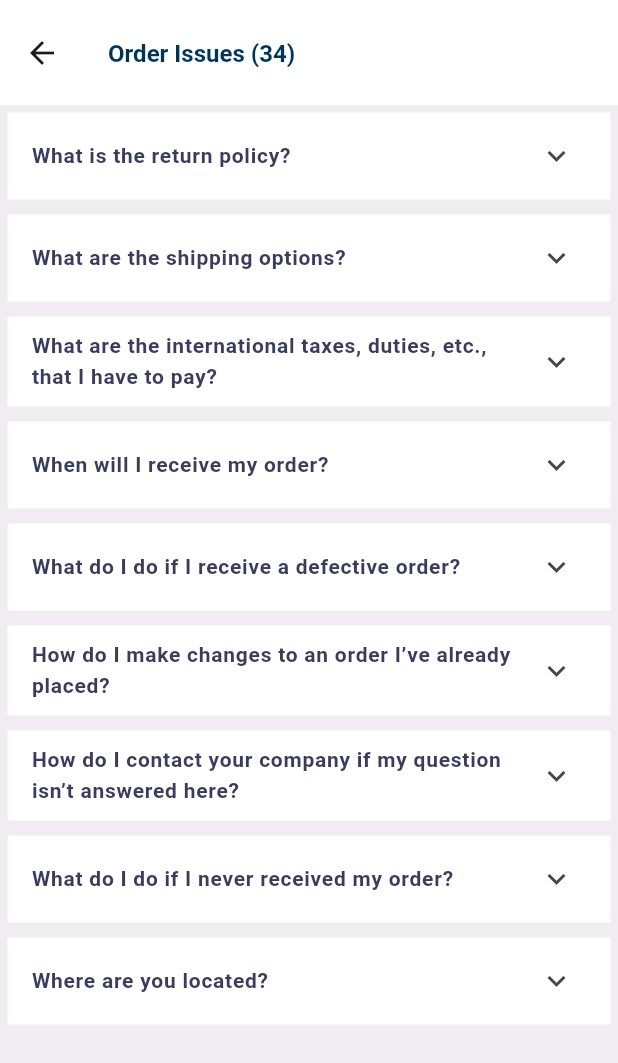
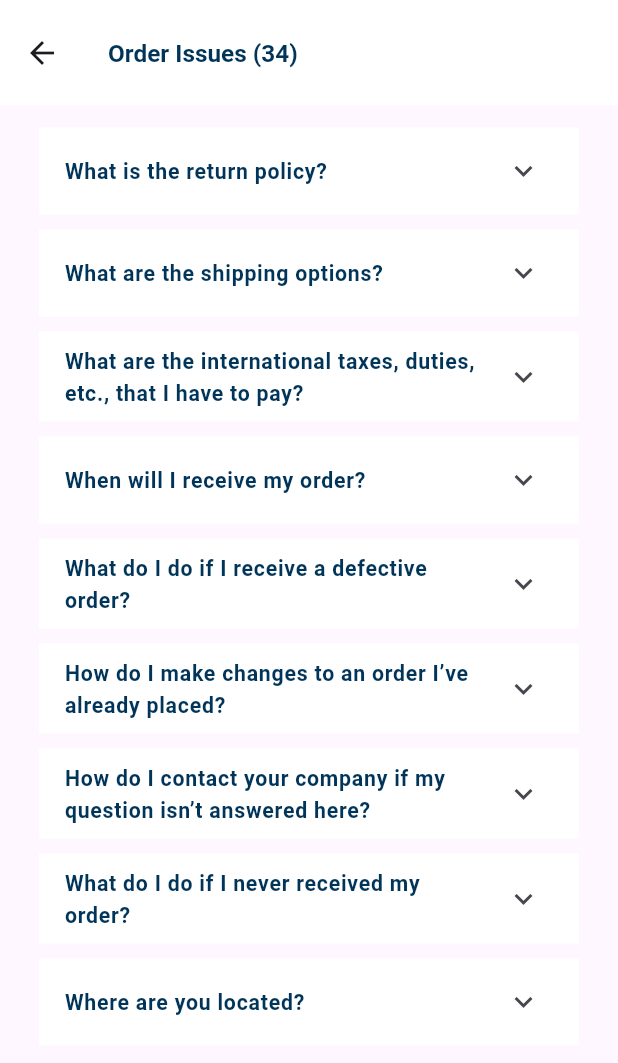
Before and after one commit to swornika-maharjan/dallo_task, a Flutter app: the FaqsScreen screen opened directly, after a tap on "Order Issues (34)", on a phone screen of 412 x 824 dp. Shown: the top 1063 px of the screen. Run offline on Flutter 3.47's test engine with Material 3 defaults, Android fonts, the phone set to English and light mode, and no system bars; our stand-ins replace cached_network_image, carousel_slider, fl_chart, flutter_form_builder, flutter_screenutil, flutter_svg and 5 more; missing offline and left inert: flutter_network_library; accounts and stored records are empty; Roboto replaces fonts that are missing (Manrope).

Commit message:
faqs screen code

```diff
--- a/lib/main.dart
+++ b/lib/main.dart
@@ -4,7 +4,7 @@ import 'package:flutter/material.dart';
 import 'package:flutter/services.dart';
 import 'package:flutter_network_library/data_provider.dart';
 import 'package:flutter_screenutil/flutter_screenutil.dart';
-import 'package:flutterproject/medicalbook/screens/vacancy_screen.dart';
+import 'package:flutterproject/medicalbook/screens/faqs_screen.dart';
 import 'package:get/get_navigation/src/root/get_material_app.dart';
 import 'package:shared_preferences/shared_preferences.dart';
 
@@ -59,7 +59,7 @@ class MyApp extends StatelessWidget {
       theme: ThemeData(
         colorScheme: ColorScheme.fromSeed(seedColor: Colors.deepPurple),
       ),
-      home: VacancyScreen(),
+      home: FaqsScreen(),
     );
   }
 }
--- a/lib/medicalbook/component/book_bundles_component.dart
+++ b/lib/medicalbook/component/book_bundles_component.dart
@@ -83,7 +83,7 @@ class _BookBundlesComponentState extends State<BookBundlesComponent> {
               return ButtonsComponent(
                 text: 'New arrivals',
                 imagepath: 'assets/images/newarrivals.png',
-                width: 115,
+                width: 120,
               );
             },
           ),
@@ -94,7 +94,7 @@ class _BookBundlesComponentState extends State<BookBundlesComponent> {
           text: 'Featured',
           imagepath: 'assets/images/featured.png',
 
-          hurryup: AppColors.medicalbook,
+          hurryup: DTColor.academyBlue,
           size: 16,
         ),
         SizedBox(height: 20),
@@ -109,7 +109,7 @@ class _BookBundlesComponentState extends State<BookBundlesComponent> {
 
           size: 16,
 
-          hurryup: AppColors.medicalbook,
+          hurryup: DTColor.academyBlue,
         ),
         SizedBox(height: 20),
 
--- a/lib/medicalbook/component_wrapper.dart
+++ b/lib/medicalbook/component_wrapper.dart
@@ -1,5 +1,3 @@
-
-
 import 'package:flutter/material.dart';
 import 'package:flutterproject/theme/dt_color.dart';
 
@@ -27,7 +25,7 @@ class ComponentWrapper extends StatelessWidget {
   Widget build(BuildContext context) {
     return Container(
       width: width,
-      padding: padding ,
+      padding: padding ?? EdgeInsets.all(20),
       decoration: BoxDecoration(
         color: backgroundColor,
         border: Border.all(width: borderWidth!, color: borderColor!),
--- a/lib/medicalbook/screens/faqs_screen.dart
+++ b/lib/medicalbook/screens/faqs_screen.dart
@@ -1,7 +1,8 @@
 import 'package:flutter/material.dart';
 import 'package:flutterproject/medicalbook/controller/faqs_controller.dart';
 import 'package:flutterproject/medicalbook/screens/order_issues_screen.dart';
-import 'package:flutterproject/theme/task_theme.dart';
+import 'package:flutterproject/theme/dt_color.dart';
+import 'package:flutterproject/theme/dt_styles.dart';
 import 'package:get/get.dart';
 
 class FaqsScreen extends StatelessWidget {
@@ -14,25 +15,25 @@ class FaqsScreen extends StatelessWidget {
       appBar: PreferredSize(
         preferredSize: const Size.fromHeight(70),
         child: AppBar(
-          backgroundColor: AppColors.dentbox,
+          backgroundColor: DTColor.white,
           toolbarHeight: 70,
           title: Text(
             'FAQs',
-            style: TextStyle(
-              color: AppColors.medicalbook,
-              fontSize: 16,
+            style: header4.copyWith(
               fontWeight: FontWeight.w700,
+              color: DTColor.academyBlue,
             ),
           ),
         ),
       ),
+
       body: Container(
         height: 280,
         width: 420,
         decoration: BoxDecoration(
-          color: AppColors.dentbox,
+          color: DTColor.white,
           border: Border.symmetric(
-            horizontal: BorderSide(color: AppColors.beginner, width: 0.1),
+            horizontal: BorderSide(color: DTColor.borderGrey, width: 1),
           ),
         ),
         child: Padding(
@@ -43,11 +44,7 @@ class FaqsScreen extends StatelessWidget {
               SizedBox(height: 10),
               Text(
                 'FAQ Categories',
-                style: TextStyle(
-                  color: AppColors.beginner,
-                  fontWeight: FontWeight.w500,
-                  fontSize: 12,
-                ),
+                style: header7.copyWith(color: DTColor.assetGrey),
               ),
               SizedBox(height: 10),
               SizedBox(
@@ -60,10 +57,10 @@ class FaqsScreen extends StatelessWidget {
                       height: 57,
                       width: 328,
                       decoration: BoxDecoration(
-                        color: AppColors.dentbox,
+                        color: DTColor.white,
                         border: Border.symmetric(
                           horizontal: BorderSide(
-                            color: AppColors.border,
+                            color: DTColor.borderLite,
                             width: 1,
                           ),
                         ),
@@ -75,16 +72,14 @@ class FaqsScreen extends StatelessWidget {
                         child: ListTile(
                           leading: Text(
                             '${controller.faqCategories[index]}',
-                            style: TextStyle(
-                              color: AppColors.featuredescrip,
-                              fontSize: 13,
-                              fontWeight: FontWeight.w500,
+                            style: header6.copyWith(
+                              color: DTColor.darkbluishgray,
                             ),
                           ),
                           trailing: Icon(
                             Icons.arrow_forward_ios_outlined,
                             size: 20,
-                            color: AppColors.dropdownbutton,
+                            color: DTColor.textFieldHintColor,
                           ),
                         ),
                       ),
--- a/lib/medicalbook/screens/order_issues_screen.dart
+++ b/lib/medicalbook/screens/order_issues_screen.dart
@@ -1,6 +1,7 @@
 import 'package:flutter/material.dart';
 import 'package:flutterproject/medicalbook/controller/order_issues_controller.dart';
-import 'package:flutterproject/theme/task_theme.dart';
+import 'package:flutterproject/theme/dt_color.dart';
+import 'package:flutterproject/theme/dt_styles.dart';
 import 'package:get/get.dart';
 
 class OrderIssuesScreen extends StatelessWidget {
@@ -13,63 +14,64 @@ class OrderIssuesScreen extends StatelessWidget {
       appBar: PreferredSize(
         preferredSize: const Size.fromHeight(70),
         child: AppBar(
-          backgroundColor: AppColors.dentbox,
+          centerTitle: false,
+          backgroundColor: DTColor.white,
           toolbarHeight: 70,
           title: Text(
             'Order Issues (34)',
-            style: TextStyle(
-              color: AppColors.medicalbook,
-              fontSize: 16,
+            style: header4.copyWith(
+              color: DTColor.academyBlue,
               fontWeight: FontWeight.w700,
             ),
           ),
         ),
       ),
-      body: Container(
-        width: double.infinity,
-        decoration: BoxDecoration(color: AppColors.barline.withOpacity(0.3)),
+      body: Padding(
+        padding: const EdgeInsets.all(10),
         child: Obx(
           () => ListView.builder(
+            shrinkWrap: true,
             itemCount: controller.issuesList.length,
             itemBuilder: (BuildContext context, int index) {
               return Padding(
-                padding: const EdgeInsets.all(5),
+                padding: const EdgeInsets.symmetric(
+                  horizontal: 16,
+                  vertical: 5,
+                ),
                 child: Container(
-                  decoration: BoxDecoration(
-                    color: AppColors.dentbox,
-                    // border: Border.symmetric(
-                    //   horizontal: BorderSide(
-                    //     color: AppColors.issueborder,
-                    //     width: 1,
-                    //   ),
-                    // ),
-                  ),
+                  decoration: BoxDecoration(color: DTColor.white),
                   child: ExpansionTile(
+                    iconColor: DTColor.academyBlue,
+                    shape: Border.all(color: Colors.transparent),
+                    collapsedShape: Border.all(color: Colors.transparent),
+
                     title: Text(
                       '${controller.issuesList[index]['question']}',
-                      style: TextStyle(
-                        fontSize: 14,
+                      style: header5.copyWith(
                         fontWeight: FontWeight.w600,
-                        color: AppColors.featuredescrip,
+                        color: DTColor.academyBlue,
                       ),
                     ),
                     children: [
                       Container(
                         height: 160,
                         decoration: BoxDecoration(
-                          border: Border.all(
-                            color: AppColors.issueborder,
-                            width: 10,
+                          border: Border.symmetric(
+                            horizontal: BorderSide(
+                              color: DTColor.borderLite,
+                              width: 3,
+                            ),
                           ),
                         ),
                         child: Padding(
-                          padding: EdgeInsets.all(20),
+                          padding: EdgeInsets.symmetric(
+                            horizontal: 10,
+                            vertical: 15,
+                          ),
                           child: Text(
                             '${controller.issuesList[index]['answer']}',
-                            style: TextStyle(
-                              fontSize: 13,
+                            style: header6.copyWith(
                               fontWeight: FontWeight.w400,
-                              color: AppColors.description,
                             ),
                           ),
                         ),
```
Also changed, not shown: lib/medicalbook/component/black_friday_component.dart (+25 -8 lines), lib/medicalbook/component/buttons_component.dart (+10 -5 lines), lib/medicalbook/component/featured_component.dart (+8 -94 lines), lib/medicalbook/dt_divider.dart (added, +16 -0 lines), lib/medicalbook/screens/notices_screen.dart (+4 -8 lines), lib/medicalbook/screens/vacancy_screen.dart (+11 -13 lines).
